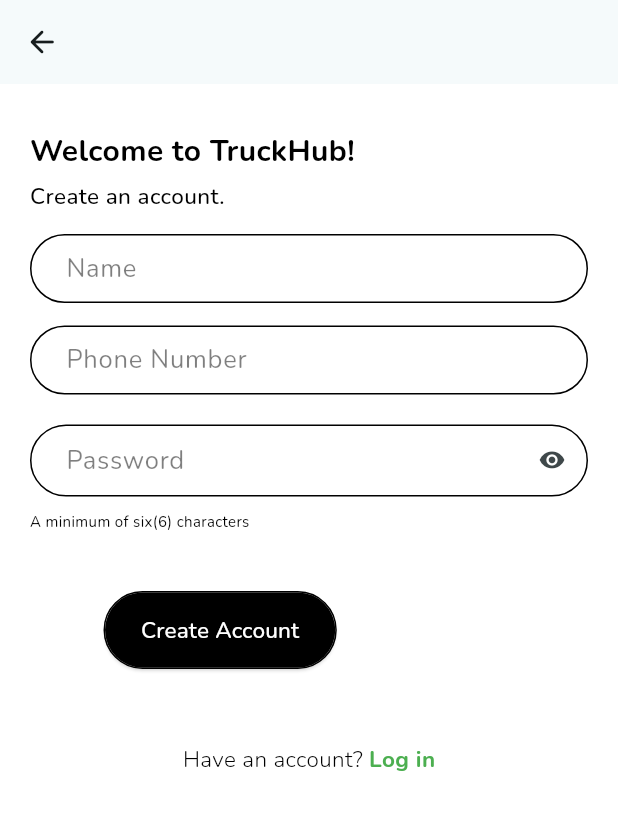
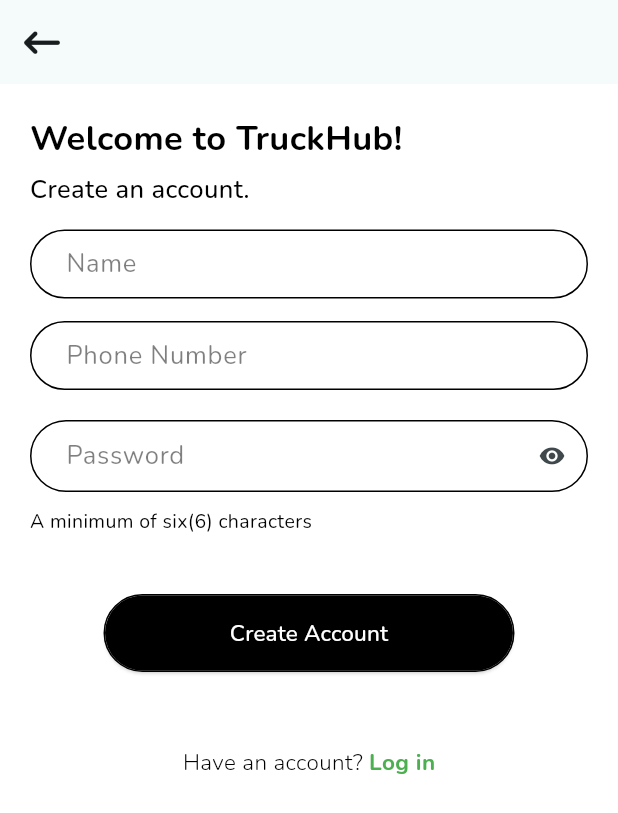
Before and after one commit to codeZe-us/Truckhub, a Flutter app: the WelcomeToTruckHubScreen screen opened directly, on a phone screen of 412 x 824 dp. Shown: the top 813 px of the screen. Run offline on Flutter 3.47's test engine with Material 3 defaults, Android fonts, the phone set to English and light mode, and no system bars; our stand-ins replace dots_indicator, flutter_hooks, flutter_rating_bar, font_awesome_flutter, gap, google_fonts and 3 more.

Commit message:
Touched the welcome to TruckHubView

```diff
--- a/lib/main.dart
+++ b/lib/main.dart
@@ -47,7 +47,7 @@
         ),
         useMaterial3: true,
       ),
-      home: const ConfirmPhoneNumberScreen()
+      home: const WelcomeToTruckHubScreen()
     );
   }
 }
--- a/lib/screens/views/welcome_to_truckhub_screen.dart
+++ b/lib/screens/views/welcome_to_truckhub_screen.dart
@@ -1,4 +1,5 @@
 import 'package:flutter/material.dart';
+import 'package:font_awesome_flutter/font_awesome_flutter.dart';
 import 'package:gap/gap.dart';
 import 'package:truckhub/screens/constants/colors.dart';
 import 'package:truckhub/screens/constants/fontsizes.dart';
@@ -45,32 +46,35 @@
         backgroundColor: whiteColor,
         appBar: AppBar(
           leading: IconButton(
-            icon: const Icon(Icons.arrow_back_rounded),
+            icon: const FaIcon(FontAwesomeIcons.arrowLeftLong),
             onPressed: (){
               //Implement the functionality of this IconButton here
             },
           )
         ),
+
         body: Padding(
           padding: const EdgeInsets.all(20.0),
-          child: SingleChildScrollView(
-            child: Column(
-              crossAxisAlignment: CrossAxisAlignment.start,
-              mainAxisSize: MainAxisSize.min,
+          child: ListView(
             children: [
-                const Gap(10),
-                const GenericText(
+              const Align(
+                alignment: Alignment.centerLeft,
+                child: GenericText(
                   color: blackColor,
-                  fontSize: fontSize4,
+                  fontSize: fontSize4half,
                   fontWeight: fontWeight7,
                   text: welcomeToTruckHubString,
                 ),
+              ),
               const Gap(5),
-                const GenericText(
+              const Align(
+                alignment: Alignment.centerLeft,
+                child: GenericText(
                   color: blackColor,
-                  fontSize: fontSize3,
+                  fontSize: fontSize3half,
                   fontWeight: fontWeight5,
                   text: createAnAccountString,
+                ),
               ),
               const Gap(15),
               GenericTextField(
@@ -84,6 +88,7 @@
               ),
               const Gap(20),
               GenericTextField(
+                obscureText: !isVisible,
                 suffixIcon: IconButton(
                   onPressed: () => setState(() => isVisible = !isVisible),
                   icon: Icon(
@@ -94,11 +99,14 @@
                 controller: passwordController,
               ),
               const Gap(10),
-                const GenericText(
+              const Align(
+                alignment: Alignment.centerLeft,
+                child: GenericText(
                   color: blackColor,
-                  fontSize: fontSize2,
+                  fontSize: fontSize2half,
                   fontWeight: fontWeight4,
                   text: sixCharactersString,
+                ),
               ),
               const Gap(40),
               GenericElevatedButton(
@@ -120,7 +128,6 @@
               )
             ],
           ),
-          ),
         )
       ),
     );
```
Lines whose indentation alone changed are shown as unchanged.
